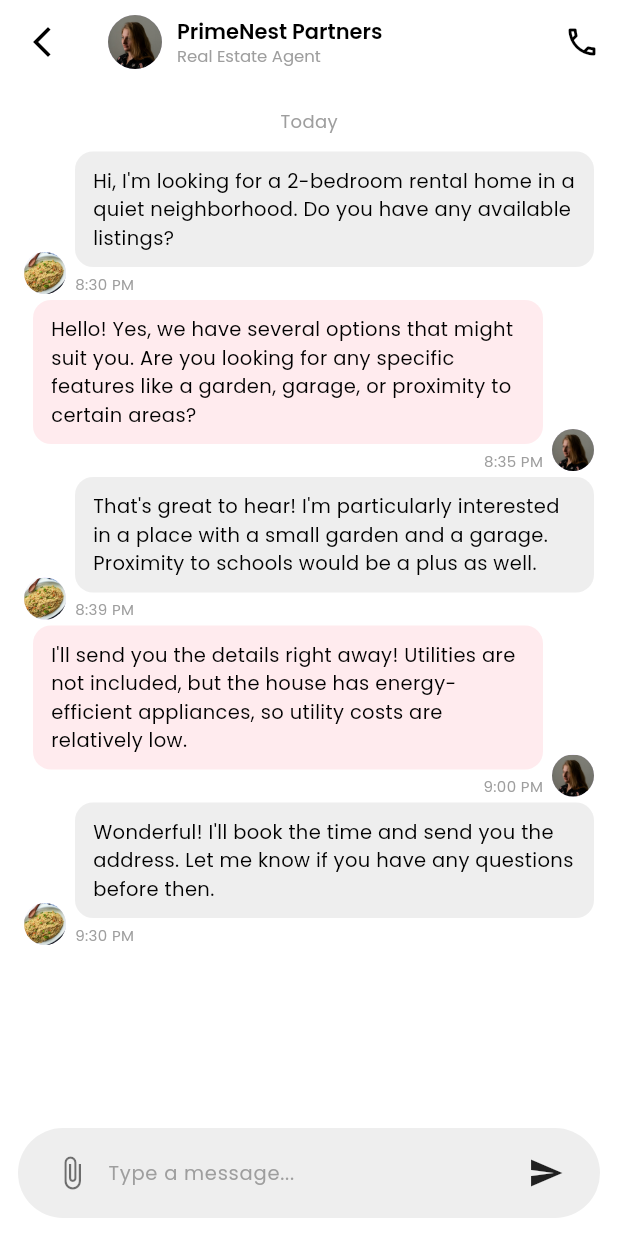
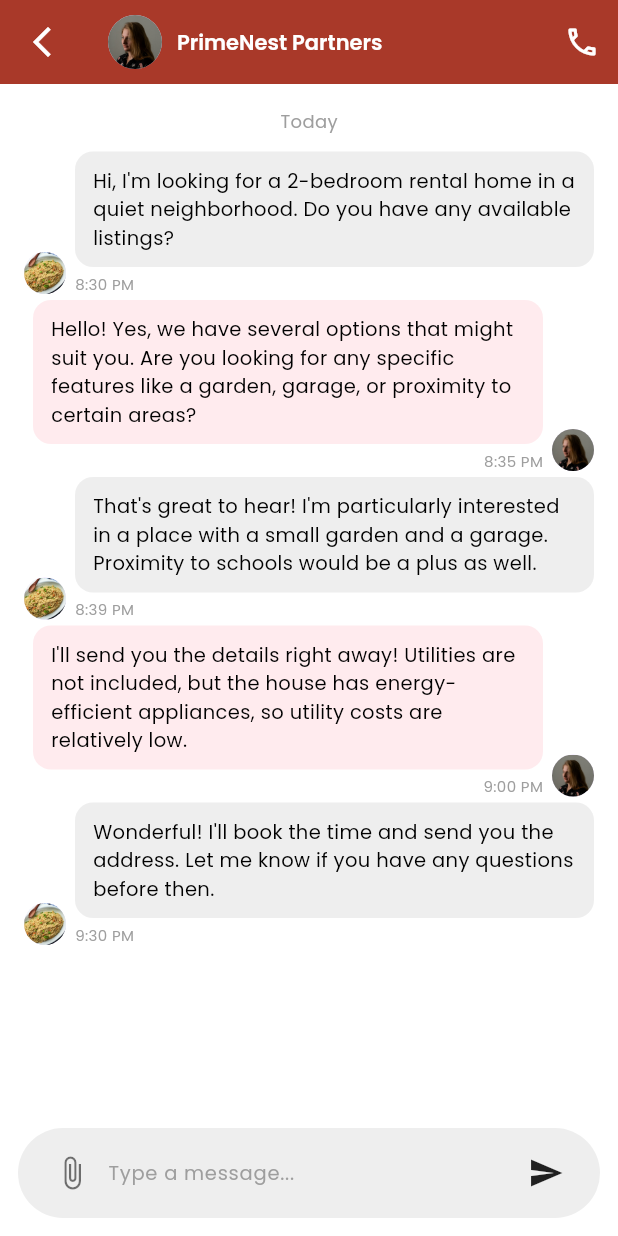
Before and after one commit to Haroon1o1/cooksy, a Flutter app: the ChatDetailScreen screen opened directly, on a phone screen of 412 x 824 dp. Run offline on Flutter 3.47's test engine with Material 3 defaults, Android fonts, the phone set to English and light mode, and no system bars; our stand-ins replace google_fonts, google_maps_flutter, location, lottie.

Commit message:
final commit

```diff
--- a/lib/Screens/ChatScreen/Screens/ChatDetailScreen.dart
+++ b/lib/Screens/ChatScreen/Screens/ChatDetailScreen.dart
@@ -12,10 +12,10 @@
     return Scaffold(
       backgroundColor: Colors.white,
       appBar: AppBar(
-        backgroundColor: Colors.white,
+        backgroundColor: Color(0xFFA93929),
         elevation: 0,
         leading: IconButton(
-          icon: const Icon(Icons.arrow_back_ios_new, color: Colors.black),
+          icon: const Icon(Icons.arrow_back_ios_new, color: Colors.white),
           onPressed: () {
             Navigator.pop(context);
           },
@@ -24,32 +24,19 @@
           children: [
             CircleAvatar(radius: 18, backgroundImage: AssetImage("assets/images/profile.jpg")),
             const SizedBox(width: 10),
-            Column(
-              crossAxisAlignment: CrossAxisAlignment.start,
-              children: [
             Text(
               "PrimeNest Partners",
               style: GoogleFonts.poppins(
                 fontSize: 14,
                 fontWeight: FontWeight.w600,
-                    color: Colors.black,
+                color: Colors.white,
               ),
-                ),
-                Text(
-                  "Real Estate Agent",
-                  style: GoogleFonts.poppins(
-                    fontSize: 11,
-                    fontWeight: FontWeight.w400,
-                    color: Colors.grey,
-                  ),
-                ),
-              ],
             ),
           ],
         ),
         actions: [
           IconButton(
-            icon: const Icon(Icons.call_outlined, color: Colors.black),
+            icon: const Icon(Icons.call_outlined, color: Colors.white),
             onPressed: () {},
           ),
         ],
--- a/lib/Screens/foodDetail/widgets/ConfirmationDialog.dart
+++ b/lib/Screens/foodDetail/widgets/ConfirmationDialog.dart
@@ -10,6 +10,7 @@
   @override
   Widget build(BuildContext context) {
     return AlertDialog(
+      backgroundColor: Colors.white,
       shape: RoundedRectangleBorder(borderRadius: BorderRadius.circular(16)),
       title: Text(
         'Confirm Order',
```
Also changed, not shown: lib/Screens/ChefScreen/CheffScreen.dart (+8 -0 lines), lib/Screens/foodDetail/widgets/OrderConfirmationSheet.dart (+7 -1 lines), lib/Screens/foodDetail/widgets/appBar.dart (+6 -1 lines), lib/Screens/orderHistory/widget/orderCard.dart (+12 -3 lines). Lines whose indentation alone changed are shown as unchanged.
